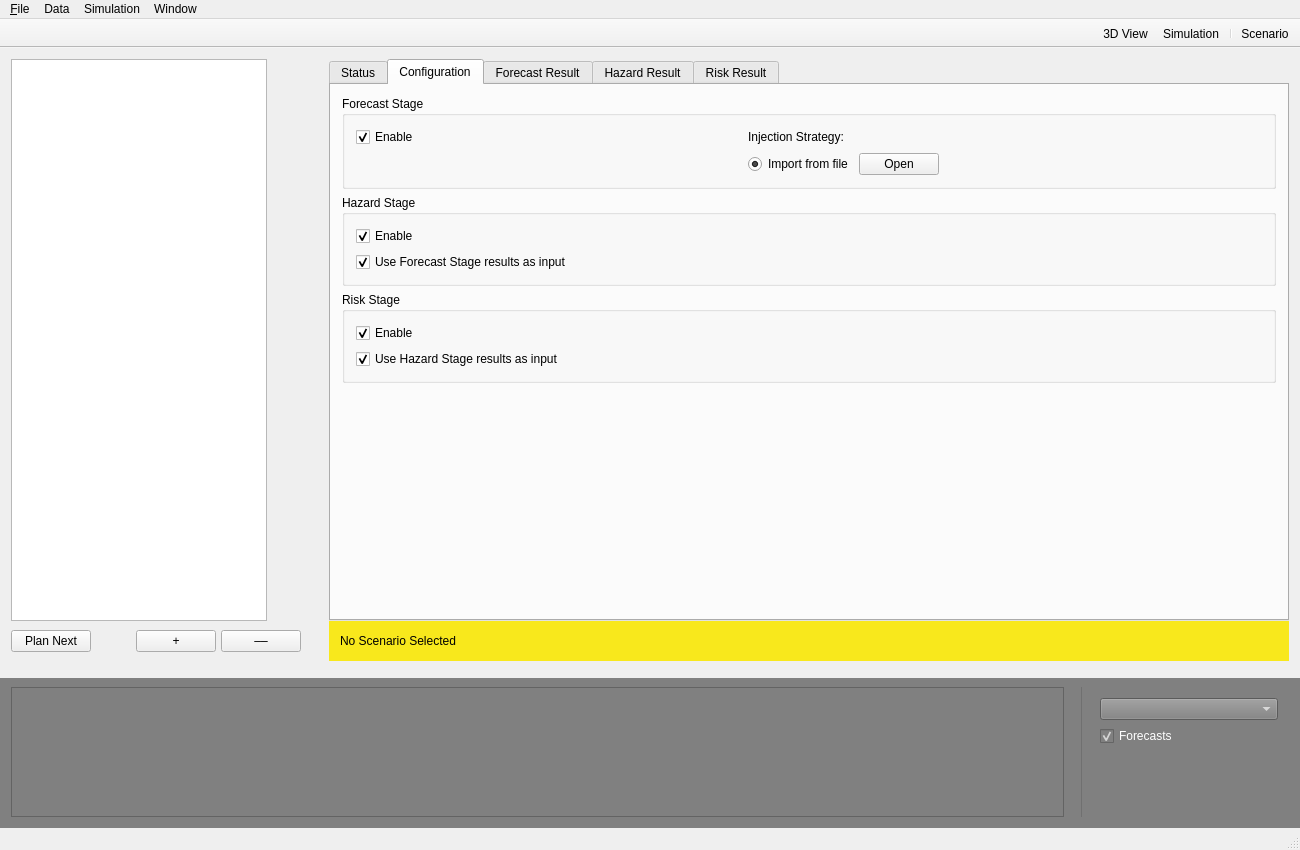
Old version of the form RAMSIS/ui/views/mainwindow.ui in the repository swiss-seismological-service/hermes.
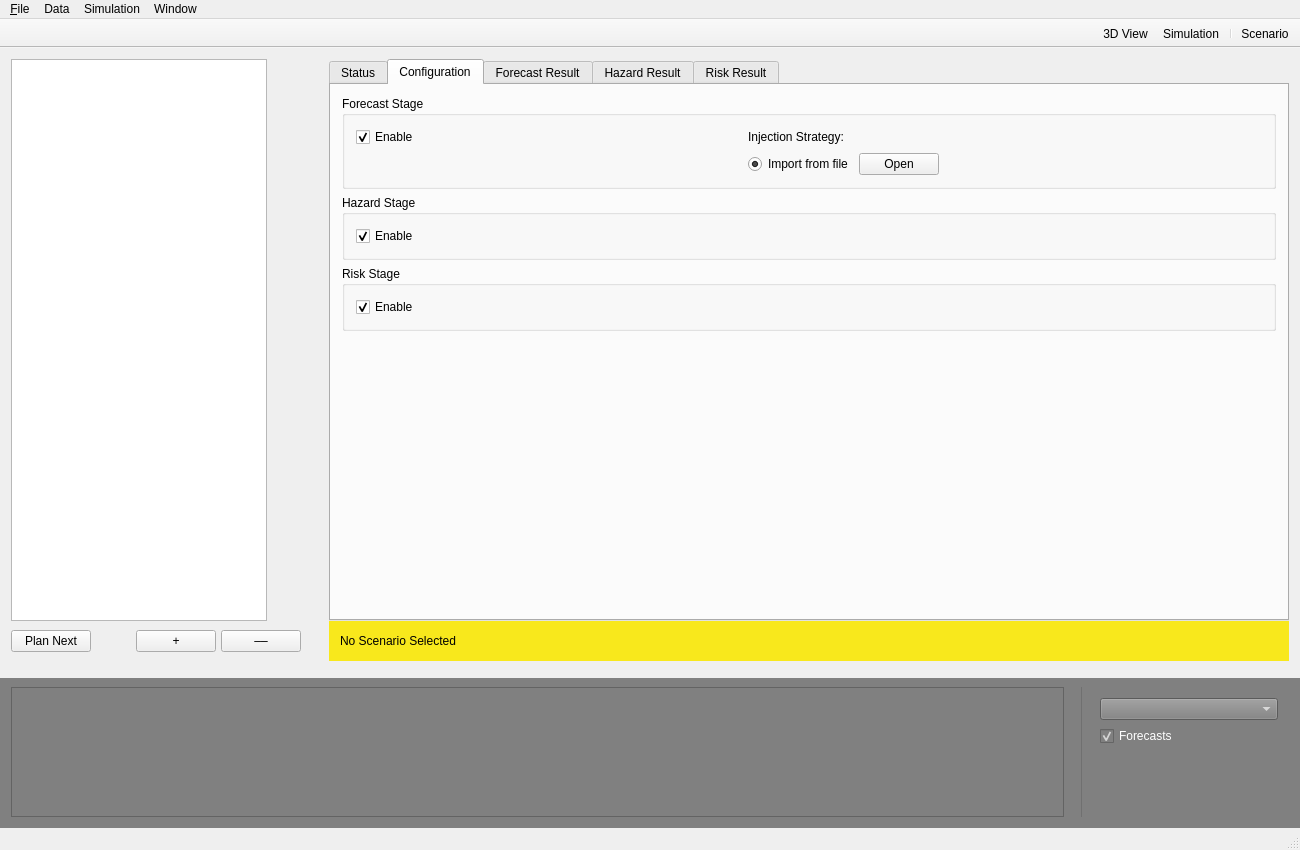
New version of the form. Icons and pictures are not drawn. Custom widgets are drawn as their Qt base class.

Commit message:
[MAINT] Remove cumbersome configuration options
Since the processing pipeline (seismicity forecast -> hazard -> risk) is
well defined there is no reason to provide options such as 'Use Hazard
Stage results as input' when configuring the risk stage.

The edit to the form file:
```diff
--- a/RAMSIS/ui/views/mainwindow.ui
+++ b/RAMSIS/ui/views/mainwindow.ui
@@ -322,16 +322,6 @@
                 <bool>false</bool>
                </property>
                <layout class="QGridLayout" name="gridLayout_4">
-                <item row="1" column="0">
-                 <widget class="QCheckBox" name="checkBox_2">
-                  <property name="text">
-                   <string>Use Forecast Stage results as input</string>
-                  </property>
-                  <property name="checked">
-                   <bool>true</bool>
-                  </property>
-                 </widget>
-                </item>
                 <item row="0" column="0">
                  <widget class="QCheckBox" name="hazardStageEnable">
                   <property name="text">
@@ -354,16 +344,6 @@
                 <bool>false</bool>
                </property>
                <layout class="QGridLayout" name="gridLayout_8">
-                <item row="1" column="0">
-                 <widget class="QCheckBox" name="checkBox_3">
-                  <property name="text">
-                   <string>Use Hazard Stage results as input</string>
-                  </property>
-                  <property name="checked">
-                   <bool>true</bool>
-                  </property>
-                 </widget>
-                </item>
                 <item row="0" column="0">
                  <widget class="QCheckBox" name="riskStageEnable">
                   <property name="text">
```
